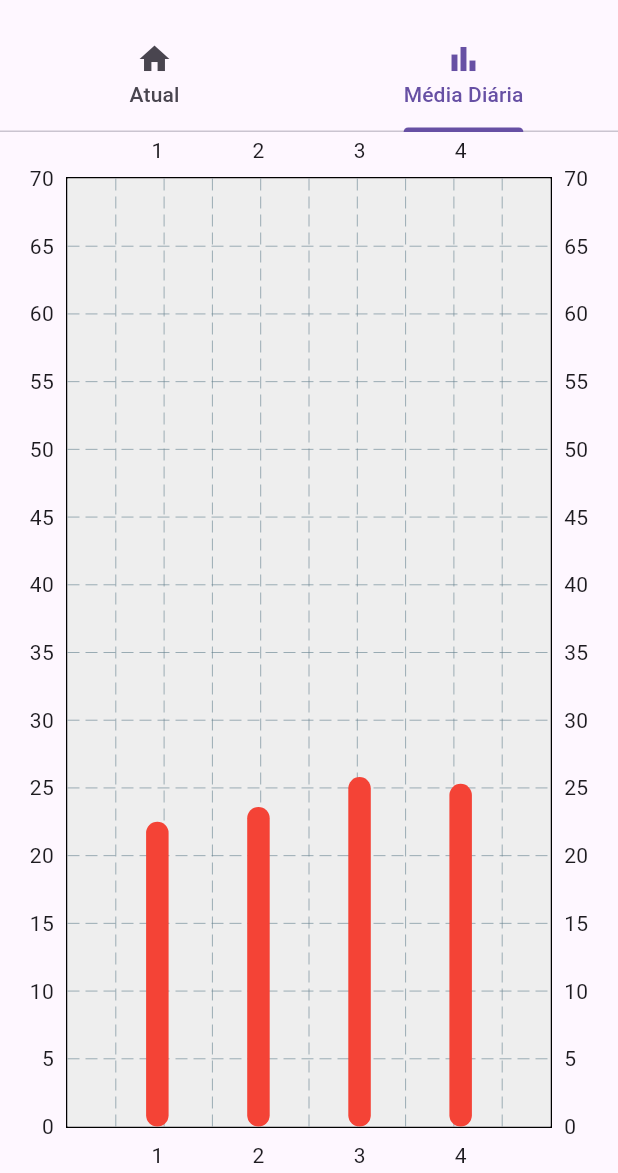
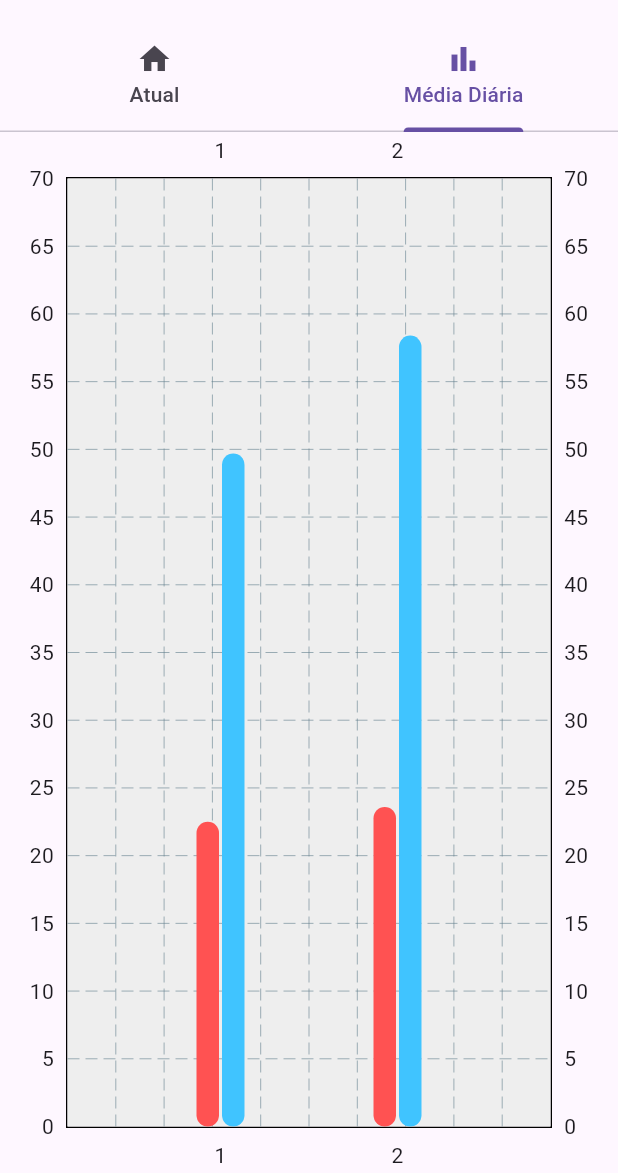
Before and after one commit to LucasPeva/Climatron, a Flutter app: the screen it shows after launch, tab 2 chosen, on a phone screen of 412 x 824 dp, the part 63-1236 px from its top. Run offline on Flutter 3.47's test engine with Material 3 defaults, Android fonts, the phone set to English and light mode, and no system bars; drawn by our look-alikes of fl_chart; network calls fail.

Commit message:
Arruma o mockup

```diff
--- a/frontend/lib/main.dart
+++ b/frontend/lib/main.dart
@@ -246,25 +246,31 @@ class _TemperatureHomePageState extends State<TemperatureHomePage>
                   BarChartGroupData(
                     x: 1,
                     barRods: [
-                      BarChartRodData(toY: 22.5, color: Colors.red, width: 15),
+                      BarChartRodData(
+                        toY: 22.5,
+                        color: Colors.redAccent,
+                        width: 15,
+                      ),
+                      BarChartRodData(
+                        toY: 49.7,
+                        color: Colors.lightBlueAccent,
+                        width: 15,
+                      ),
                     ],
                   ),
                   BarChartGroupData(
                     x: 2,
                     barRods: [
-                      BarChartRodData(toY: 23.6, color: Colors.red, width: 15),
-                    ],
-                  ),
-                  BarChartGroupData(
-                    x: 3,
-                    barRods: [
-                      BarChartRodData(toY: 25.8, color: Colors.red, width: 15),
-                    ],
-                  ),
-                  BarChartGroupData(
-                    x: 4,
-                    barRods: [
-                      BarChartRodData(toY: 25.3, color: Colors.red, width: 15),
+                      BarChartRodData(
+                        toY: 23.6,
+                        color: Colors.redAccent,
+                        width: 15,
+                      ),
+                      BarChartRodData(
+                        toY: 58.4,
+                        color: Colors.lightBlueAccent,
+                        width: 15,
+                      ),
                     ],
                   ),
                 ],
```
